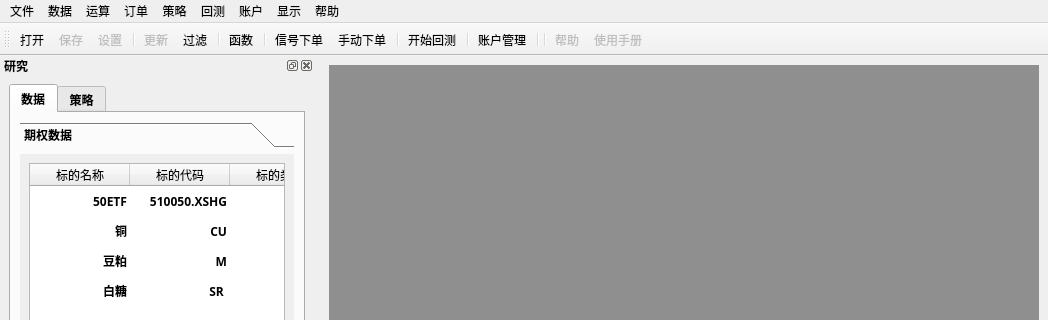
Old version of the form ui/main.ui in the repository fj11/backtesters; both pictures show x 0 to 1048 and y 0 to 320 of the 1048 by 814 pixel window.
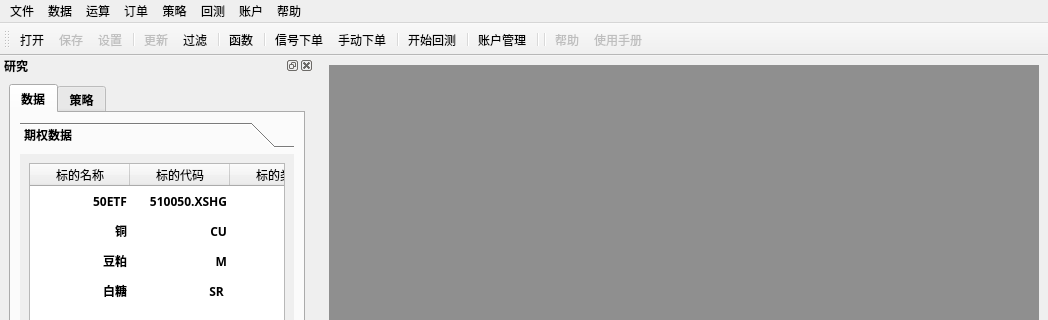
New version of the form. Icons and pictures are not drawn.

What changed in the file:
```diff
--- a/ui/main.ui
+++ b/ui/main.ui
@@ -86,11 +86,6 @@
     <addaction name="separator"/>
     <addaction name="actionbacktest_history_data"/>
    </widget>
-   <widget class="QMenu" name="view">
-    <property name="title">
-     <string>显示</string>
-    </property>
-   </widget>
    <widget class="QMenu" name="help">
     <property name="title">
      <string>帮助</string>
@@ -122,7 +117,6 @@
    <addaction name="strategy"/>
    <addaction name="backtest"/>
    <addaction name="menu"/>
-   <addaction name="view"/>
    <addaction name="help"/>
   </widget>
   <widget class="QStatusBar" name="statusbar"/>
```
Left out of the diff: 1 changed line with no effect on the pictures.
